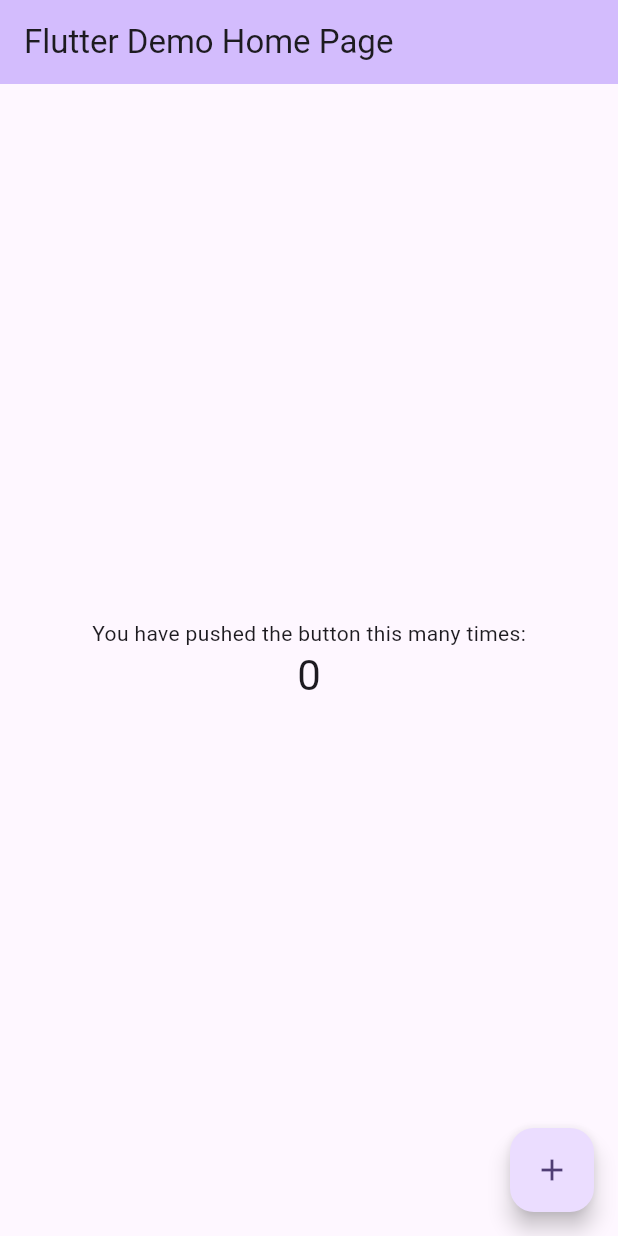
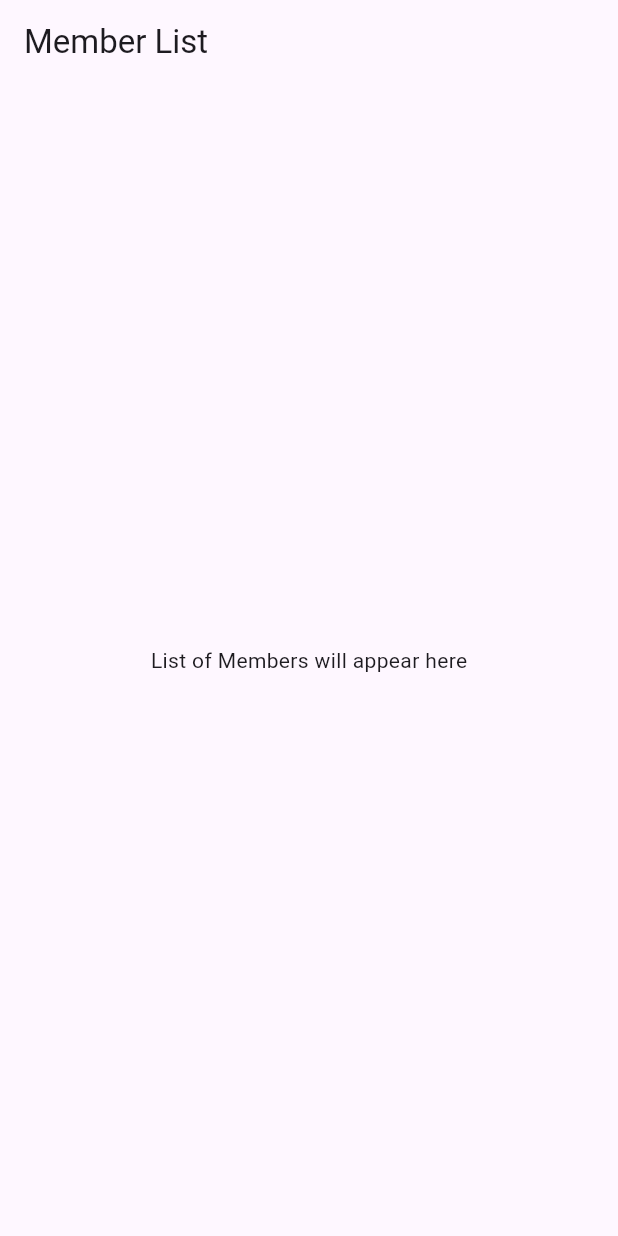
Before and after one commit to Susenjayswal/Location, a Flutter app: the screen it shows after launch, on a phone screen of 412 x 824 dp. Run offline on Flutter 3.47's test engine with Material 3 defaults, Android fonts, the phone set to English and light mode, and no system bars; our stand-ins replace google_maps_flutter.

Commit message:
Second Commit

```diff
--- a/lib/main.dart
+++ b/lib/main.dart
@@ -1,125 +1,31 @@
 import 'package:flutter/material.dart';
 
-void main() {
-  runApp(const MyApp());
-}
+void main() => runApp(MyApp());
 
 class MyApp extends StatelessWidget {
-  const MyApp({super.key});
-
-  // This widget is the root of your application.
+  const MyApp({Key? key}) : super(key: key);
   @override
   Widget build(BuildContext context) {
     return MaterialApp(
-      title: 'Flutter Demo',
+      title: 'Member App',
       theme: ThemeData(
-        // This is the theme of your application.
-        //
-        // TRY THIS: Try running your application with "flutter run". You'll see
-        // the application has a purple toolbar. Then, without quitting the app,
-        // try changing the seedColor in the colorScheme below to Colors.green
-        // and then invoke "hot reload" (save your changes or press the "hot
-        // reload" button in a Flutter-supported IDE, or press "r" if you used
-        // the command line to start the app).
-        //
-        // Notice that the counter didn't reset back to zero; the application
-        // state is not lost during the reload. To reset the state, use hot
-        // restart instead.
-        //
-        // This works for code too, not just values: Most code changes can be
-        // tested with just a hot reload.
-        colorScheme: ColorScheme.fromSeed(seedColor: Colors.deepPurple),
-        useMaterial3: true,
+        primarySwatch: Colors.blue,
       ),
-      home: const MyHomePage(title: 'Flutter Demo Home Page'),
+      home: MemberListScreen(), // Make sure this name matches the widget below
     );
   }
 }
 
-class MyHomePage extends StatefulWidget {
-  const MyHomePage({super.key, required this.title});
-
-  // This widget is the home page of your application. It is stateful, meaning
-  // that it has a State object (defined below) that contains fields that affect
-  // how it looks.
-
-  // This class is the configuration for the state. It holds the values (in this
-  // case the title) provided by the parent (in this case the App widget) and
-  // used by the build method of the State. Fields in a Widget subclass are
-  // always marked "final".
-
-  final String title;
-
-  @override
-  State<MyHomePage> createState() => _MyHomePageState();
-}
-
-class _MyHomePageState extends State<MyHomePage> {
-  int _counter = 0;
-
-  void _incrementCounter() {
-    setState(() {
-      // This call to setState tells the Flutter framework that something has
-      // changed in this State, which causes it to rerun the build method below
-      // so that the display can reflect the updated values. If we changed
-      // _counter without calling setState(), then the build method would not be
-      // called again, and so nothing would appear to happen.
-      _counter++;
-    });
-  }
-
+class MemberListScreen extends StatelessWidget {
   @override
   Widget build(BuildContext context) {
-    // This method is rerun every time setState is called, for instance as done
-    // by the _incrementCounter method above.
-    //
-    // The Flutter framework has been optimized to make rerunning build methods
-    // fast, so that you can just rebuild anything that needs updating rather
-    // than having to individually change instances of widgets.
     return Scaffold(
       appBar: AppBar(
-        // TRY THIS: Try changing the color here to a specific color (to
-        // Colors.amber, perhaps?) and trigger a hot reload to see the AppBar
-        // change color while the other colors stay the same.
-        backgroundColor: Theme.of(context).colorScheme.inversePrimary,
-        // Here we take the value from the MyHomePage object that was created by
-        // the App.build method, and use it to set our appbar title.
-        title: Text(widget.title),
+        title: const Text('Member List'),
       ),
       body: Center(
-        // Center is a layout widget. It takes a single child and positions it
-        // in the middle of the parent.
-        child: Column(
-          // Column is also a layout widget. It takes a list of children and
-          // arranges them vertically. By default, it sizes itself to fit its
-          // children horizontally, and tries to be as tall as its parent.
-          //
-          // Column has various properties to control how it sizes itself and
-          // how it positions its children. Here we use mainAxisAlignment to
-          // center the children vertically; the main axis here is the vertical
-          // axis because Columns are vertical (the cross axis would be
-          // horizontal).
-          //
-          // TRY THIS: Invoke "debug painting" (choose the "Toggle Debug Paint"
-          // action in the IDE, or press "p" in the console), to see the
-          // wireframe for each widget.
-          mainAxisAlignment: MainAxisAlignment.center,
-          children: <Widget>[
-            const Text(
-              'You have pushed the button this many times:',
-            ),
-            Text(
-              '$_counter',
-              style: Theme.of(context).textTheme.headlineMedium,
-            ),
-          ],
-        ),
+        child: Text('List of Members will appear here'),
       ),
-      floatingActionButton: FloatingActionButton(
-        onPressed: _incrementCounter,
-        tooltip: 'Increment',
-        child: const Icon(Icons.add),
-      ), // This trailing comma makes auto-formatting nicer for build methods.
     );
   }
 }
--- /dev/null
+++ b/lib/member.dart
@@ -0,0 +1,7 @@
+// lib/member.dart
+class Member {
+  String name;
+  // Add other properties like location, etc., if needed
+
+  Member(this.name);
+}
--- /dev/null
+++ b/lib/member_list_screen.dart
@@ -0,0 +1,18 @@
+import 'package:flutter/material.dart';
+
+class MemberListScreen extends StatelessWidget {
+  // Add the key parameter to the constructor
+  const MemberListScreen({Key? key}) : super(key: key);
+
+  @override
+  Widget build(BuildContext context) {
+    return Scaffold(
+      appBar: AppBar(
+        title: const Text('Member List'),
+      ),
+      body: Center(
+        child: const Text('List of Members will appear here'),
+      ),
+    );
+  }
+}
```
Also changed, not shown: lib/location_screen.dart (added, +47 -0 lines), lib/route_screen.dart (added, +36 -0 lines), pubspec.yaml (+2 -65 lines), pubspec.lock, 2 other files.
